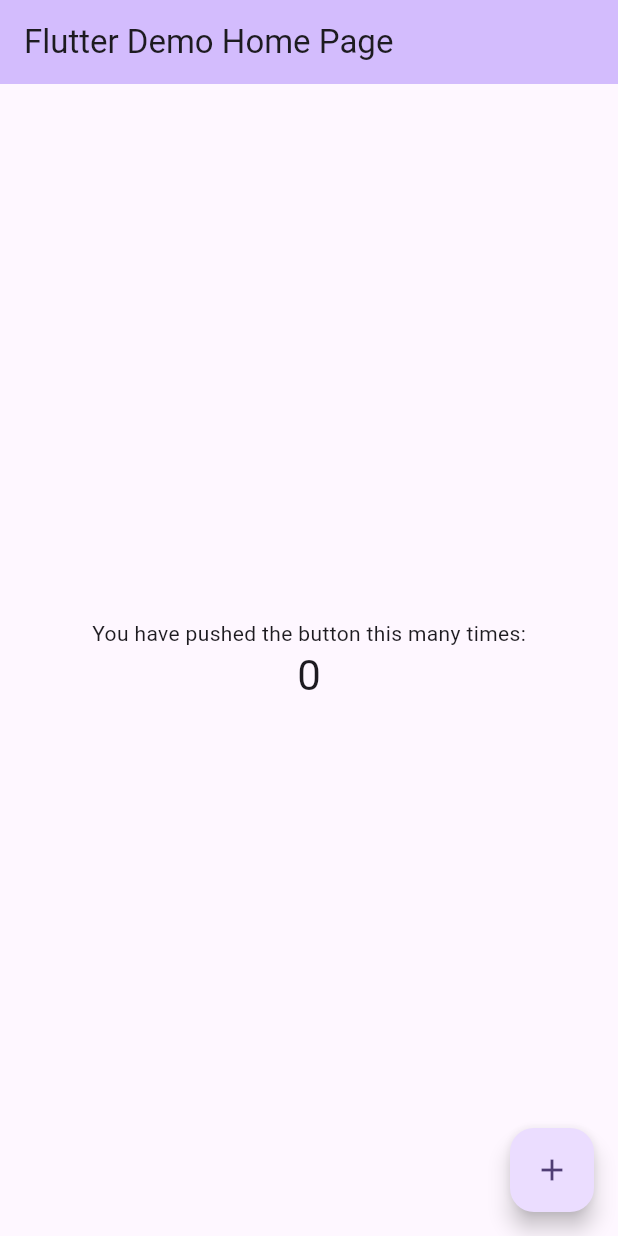
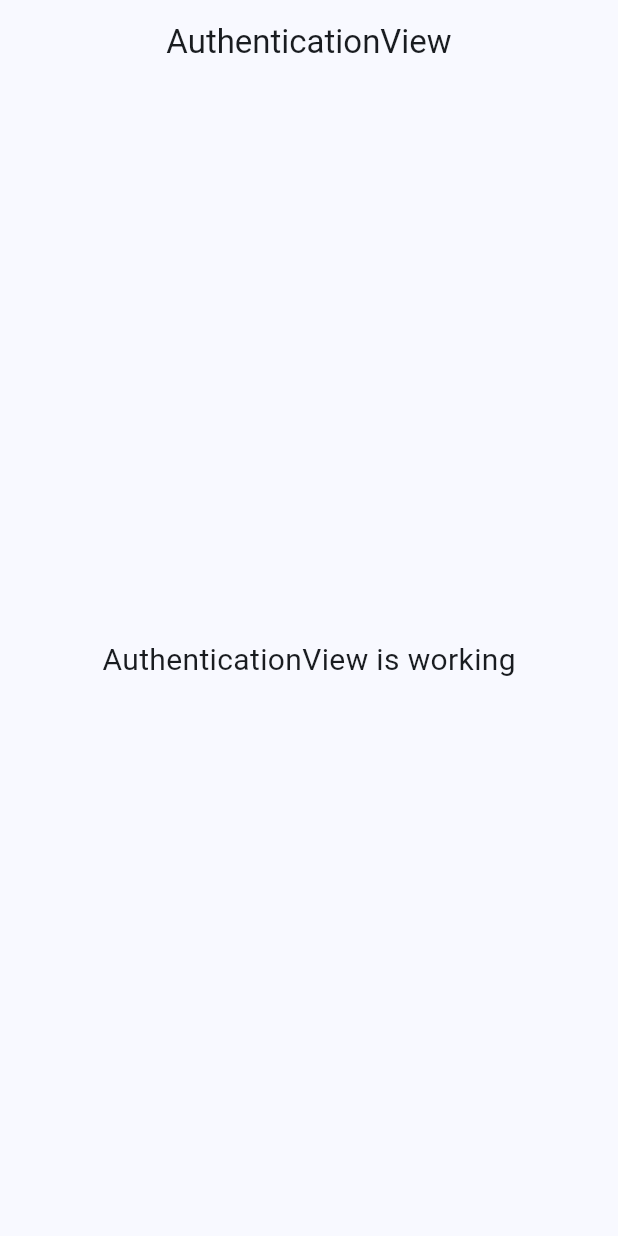
Before and after one commit to RaihanRafi01/Solar_SCM, a Flutter app: the screen it shows after launch, on a phone screen of 412 x 824 dp. Run offline on Flutter 3.47's test engine with Material 3 defaults, Android fonts, the phone set to English and light mode, and no system bars; our stand-ins replace get.

```diff
--- a/analysis_options.yaml
+++ b/analysis_options.yaml
@@ -23,6 +23,3 @@ linter:
   rules:
     # avoid_print: false  # Uncomment to disable the `avoid_print` rule
     # prefer_single_quotes: true  # Uncomment to enable the `prefer_single_quotes` rule
-
-# Additional information about this file can be found at
-# https://dart.dev/guides/language/analysis-options
--- /dev/null
+++ b/lib/app/core/bindings/initial_binding.dart
@@ -0,0 +1,12 @@
+import 'package:get/get.dart';
+
+/// Initial binding for the application
+/// This binding is responsible for initializing dependencies
+/// that need to be available throughout the app lifecycle
+class InitialBinding extends Bindings {
+  @override
+  void dependencies() {
+    // Initialize basic dependencies here
+    // Example: Get.put<ServiceName>(ServiceImplementation());
+  }
+}
--- /dev/null
+++ b/lib/app/core/themes/app_colors.dart
@@ -0,0 +1,73 @@
+import 'package:flutter/material.dart';
+
+/// App Colors
+///
+/// Color palette for scube_task
+/// Generated by Gexd CLI
+class AppColors {
+  AppColors._();
+
+  // Primary Colors
+  static const Color primary = Color(0xFF2196F3);
+  static const Color primaryLight = Color(0xFF64B5F6);
+  static const Color primaryDark = Color(0xFF1976D2);
+
+  // Secondary Colors
+  static const Color secondary = Color(0xFF03DAC6);
+  static const Color secondaryLight = Color(0xFF66FFF9);
+  static const Color secondaryDark = Color(0xFF00A896);
+
+  // Neutral Colors
+  static const Color background = Color(0xFFFAFAFA);
+  static const Color surface = Color(0xFFFFFFFF);
+  static const Color onBackground = Color(0xFF1C1B1F);
+  static const Color onSurface = Color(0xFF1C1B1F);
+
+  // Text Colors
+  static const Color textPrimary = Color(0xFF212121);
+  static const Color textSecondary = Color(0xFF757575);
+  static const Color textHint = Color(0xFFBDBDBD);
+
+  // Status Colors
+  static const Color success = Color(0xFF4CAF50);
+  static const Color warning = Color(0xFFFF9800);
+  static const Color error = Color(0xFFF44336);
+  static const Color info = Color(0xFF2196F3);
+
+  // Custom Colors for scube_task
+  static const Color accent = Color(0xFFE91E63);
+  static const Color border = Color(0xFFE0E0E0);
+  static const Color divider = Color(0xFFBDBDBD);
+
+  // Dark Theme Colors
+  static const Color darkBackground = Color(0xFF121212);
+  static const Color darkSurface = Color(0xFF1E1E1E);
+  static const Color darkOnBackground = Color(0xFFE1E1E1);
+  static const Color darkOnSurface = Color(0xFFE1E1E1);
+
+  // Gradient Colors
+  static const LinearGradient primaryGradient = LinearGradient(
+    colors: [primary, primaryDark],
+    begin: Alignment.topLeft,
+    end: Alignment.bottomRight,
+  );
+
+  static const LinearGradient secondaryGradient = LinearGradient(
+    colors: [secondary, secondaryDark],
+    begin: Alignment.topLeft,
+    end: Alignment.bottomRight,
+  );
+
+  /// Get color with opacity
+  static Color withOpacity(Color color, double opacity) {
+    return color.withValues(alpha: opacity);
+  }
+
+  /// Get color from hex
+  static Color fromHex(String hexString) {
+    final buffer = StringBuffer();
+    if (hexString.length == 6 || hexString.length == 7) buffer.write('ff');
+    buffer.write(hexString.replaceFirst('#', ''));
+    return Color(int.parse(buffer.toString(), radix: 16));
+  }
+}
--- /dev/null
+++ b/lib/app/core/themes/app_theme.dart
@@ -0,0 +1,124 @@
+import 'package:flutter/material.dart';
+import 'app_colors.dart';
+
+/// App Theme
+///
+/// Theme configuration for scube_task
+/// Generated by Gexd CLI
+class AppTheme {
+  AppTheme._();
+
+  /// Light Theme
+  static ThemeData get lightTheme {
+    return ThemeData(
+      useMaterial3: true,
+      brightness: Brightness.light,
+
+      // Color Scheme
+      colorScheme: ColorScheme.fromSeed(
+        seedColor: AppColors.primary,
+        brightness: Brightness.light,
+      ),
+
+      // App Bar Theme
+      appBarTheme: const AppBarTheme(
+        centerTitle: true,
+        elevation: 0,
+        scrolledUnderElevation: 1,
+      ),
+
+      // Card Theme
+      cardTheme: CardThemeData(
+        elevation: 2,
+        shape: RoundedRectangleBorder(borderRadius: BorderRadius.circular(12)),
+      ),
+
+      // Elevated Button Theme
+      elevatedButtonTheme: ElevatedButtonThemeData(
+        style: ElevatedButton.styleFrom(
+          padding: const EdgeInsets.symmetric(horizontal: 24, vertical: 12),
+          shape: RoundedRectangleBorder(borderRadius: BorderRadius.circular(8)),
+        ),
+      ),
+
+      // Outlined Button Theme
+      outlinedButtonTheme: OutlinedButtonThemeData(
+        style: OutlinedButton.styleFrom(
+          padding: const EdgeInsets.symmetric(horizontal: 24, vertical: 12),
+          shape: RoundedRectangleBorder(borderRadius: BorderRadius.circular(8)),
+        ),
+      ),
+
+      // Input Decoration Theme
+      inputDecorationTheme: InputDecorationTheme(
+        border: OutlineInputBorder(borderRadius: BorderRadius.circular(8)),
+        contentPadding: const EdgeInsets.symmetric(
+          horizontal: 16,
+          vertical: 12,
+        ),
+      ),
+
+      // Floating Action Button Theme
+      floatingActionButtonTheme: const FloatingActionButtonThemeData(
+        elevation: 4,
+      ),
+    );
+  }
+
+  /// Dark Theme
+  static ThemeData get darkTheme {
+    return ThemeData(
+      useMaterial3: true,
+      brightness: Brightness.dark,
+
+      // Color Scheme
+      colorScheme: ColorScheme.fromSeed(
+        seedColor: AppColors.primary,
+        brightness: Brightness.dark,
+      ),
+
+      // App Bar Theme
+      appBarTheme: const AppBarTheme(
+        centerTitle: true,
+        elevation: 0,
+        scrolledUnderElevation: 1,
+      ),
+
+      // Card Theme
+      cardTheme: CardThemeData(
+        elevation: 2,
+        shape: RoundedRectangleBorder(borderRadius: BorderRadius.circular(12)),
+      ),
+
+      // Elevated Button Theme
+      elevatedButtonTheme: ElevatedButtonThemeData(
+        style: ElevatedButton.styleFrom(
+          padding: const EdgeInsets.symmetric(horizontal: 24, vertical: 12),
+          shape: RoundedRectangleBorder(borderRadius: BorderRadius.circular(8)),
+        ),
+      ),
+
+      // Outlined Button Theme
+      outlinedButtonTheme: OutlinedButtonThemeData(
+        style: OutlinedButton.styleFrom(
+          padding: const EdgeInsets.symmetric(horizontal: 24, vertical: 12),
+          shape: RoundedRectangleBorder(borderRadius: BorderRadius.circular(8)),
+        ),
+      ),
+
+      // Input Decoration Theme
+      inputDecorationTheme: InputDecorationTheme(
+        border: OutlineInputBorder(borderRadius: BorderRadius.circular(8)),
+        contentPadding: const EdgeInsets.symmetric(
+          horizontal: 16,
+          vertical: 12,
+        ),
+      ),
+
+      // Floating Action Button Theme
+      floatingActionButtonTheme: const FloatingActionButtonThemeData(
+        elevation: 4,
+      ),
+    );
+  }
+}
--- /dev/null
+++ b/lib/app/modules/authentication/bindings/authentication_binding.dart
@@ -0,0 +1,12 @@
+import 'package:get/get.dart';
+
+import '../controllers/authentication_controller.dart';
+
+class AuthenticationBinding extends Bindings {
+  @override
+  void dependencies() {
+    Get.lazyPut<AuthenticationController>(
+      () => AuthenticationController(),
+    );
+  }
+}
--- /dev/null
+++ b/lib/app/modules/authentication/controllers/authentication_controller.dart
@@ -0,0 +1,23 @@
+import 'package:get/get.dart';
+
+class AuthenticationController extends GetxController {
+  //TODO: Implement AuthenticationController
+
+  final count = 0.obs;
+  @override
+  void onInit() {
+    super.onInit();
+  }
+
+  @override
+  void onReady() {
+    super.onReady();
+  }
+
+  @override
+  void onClose() {
+    super.onClose();
+  }
+
+  void increment() => count.value++;
+}
--- /dev/null
+++ b/lib/app/modules/authentication/views/authentication_view.dart
@@ -0,0 +1,24 @@
+import 'package:flutter/material.dart';
+
+import 'package:get/get.dart';
+
+import '../controllers/authentication_controller.dart';
+
+class AuthenticationView extends GetView<AuthenticationController> {
+  const AuthenticationView({super.key});
+  @override
+  Widget build(BuildContext context) {
+    return Scaffold(
+      appBar: AppBar(
+        title: const Text('AuthenticationView'),
+        centerTitle: true,
+      ),
+      body: const Center(
+        child: Text(
+          'AuthenticationView is working',
+          style: TextStyle(fontSize: 20),
+        ),
+      ),
+    );
+  }
+}
--- /dev/null
+++ b/lib/app/modules/scm/bindings/scm_binding.dart
@@ -0,0 +1,12 @@
+import 'package:get/get.dart';
+
+import '../controllers/scm_controller.dart';
+
+class ScmBinding extends Bindings {
+  @override
+  void dependencies() {
+    Get.lazyPut<ScmController>(
+      () => ScmController(),
+    );
+  }
+}
--- /dev/null
+++ b/lib/app/modules/scm/controllers/scm_controller.dart
@@ -0,0 +1,23 @@
+import 'package:get/get.dart';
+
+class ScmController extends GetxController {
+  //TODO: Implement ScmController
+
+  final count = 0.obs;
+  @override
+  void onInit() {
+    super.onInit();
+  }
+
+  @override
+  void onReady() {
+    super.onReady();
+  }
+
+  @override
+  void onClose() {
+    super.onClose();
+  }
+
+  void increment() => count.value++;
+}
--- /dev/null
+++ b/lib/app/modules/scm/views/scm_view.dart
@@ -0,0 +1,24 @@
+import 'package:flutter/material.dart';
+
+import 'package:get/get.dart';
+
+import '../controllers/scm_controller.dart';
+
+class ScmView extends GetView<ScmController> {
+  const ScmView({super.key});
+  @override
+  Widget build(BuildContext context) {
+    return Scaffold(
+      appBar: AppBar(
+        title: const Text('ScmView'),
+        centerTitle: true,
+      ),
+      body: const Center(
+        child: Text(
+          'ScmView is working',
+          style: TextStyle(fontSize: 20),
+        ),
+      ),
+    );
+  }
+}
--- /dev/null
+++ b/lib/app/routes/app_pages.dart
@@ -0,0 +1,29 @@
+import 'package:get/get.dart';
+import '../modules/authentication/bindings/authentication_binding.dart';
+import '../modules/authentication/views/authentication_view.dart';
+import '../modules/scm/bindings/scm_binding.dart';
+import '../modules/scm/views/scm_view.dart';
+
+part 'app_routes.dart';
+
+/// Application Pages & Routes
+class AppPages {
+  AppPages._();
+
+  /// Initial route
+  static const INITIAL = Routes.AUTHENTICATION;
+
+  /// All application routes
+  static final routes = <GetPage>[
+    GetPage(
+      name: _Paths.SCM,
+      page: () => const ScmView(),
+      binding: ScmBinding(),
+    ),
+    GetPage(
+      name: _Paths.AUTHENTICATION,
+      page: () => const AuthenticationView(),
+      binding: AuthenticationBinding(),
+    ),
+  ];
+}
--- /dev/null
+++ b/lib/app/routes/app_routes.dart
@@ -0,0 +1,17 @@
+part of 'app_pages.dart';
+// DO NOT EDIT. This is code generated via package:gexd/gexd.dart
+// ignore_for_file: constant_identifier_names
+
+/// Public routes (use inside your app)
+abstract class Routes {
+  Routes._();
+  static const SCM = _Paths.SCM;
+  static const AUTHENTICATION = _Paths.AUTHENTICATION;
+}
+
+/// Internal route paths (implementation detail)
+abstract class _Paths {
+  _Paths._();
+  static const SCM = '/scm';
+  static const AUTHENTICATION = '/authentication';
+}
--- a/lib/main.dart
+++ b/lib/main.dart
@@ -1,122 +1,47 @@
 import 'package:flutter/material.dart';
+import 'package:get/get.dart';
+import 'package:scube_task/app/core/bindings/initial_binding.dart';
+import 'package:scube_task/app/core/themes/app_theme.dart';
+import 'package:scube_task/app/routes/app_pages.dart';
 
 void main() {
-  runApp(const MyApp());
+  runApp(const MainApp());
 }
 
-class MyApp extends StatelessWidget {
-  const MyApp({super.key});
+/// Main Application Widget
+class MainApp extends StatelessWidget {
+  const MainApp({super.key});
 
-  // This widget is the root of your application.
   @override
   Widget build(BuildContext context) {
-    return MaterialApp(
-      title: 'Flutter Demo',
-      theme: ThemeData(
-        // This is the theme of your application.
-        //
-        // TRY THIS: Try running your application with "flutter run". You'll see
-        // the application has a purple toolbar. Then, without quitting the app,
-        // try changing the seedColor in the colorScheme below to Colors.green
-        // and then invoke "hot reload" (save your changes or press the "hot
-        // reload" button in a Flutter-supported IDE, or press "r" if you used
-        // the command line to start the app).
-        //
-        // Notice that the counter didn't reset back to zero; the application
-        // state is not lost during the reload. To reset the state, use hot
-        // restart instead.
-        //
-        // This works for code too, not just values: Most code changes can be
-        // tested with just a hot reload.
-        colorScheme: ColorScheme.fromSeed(seedColor: Colors.deepPurple),
-      ),
-      home: const MyHomePage(title: 'Flutter Demo Home Page'),
+    return GetMaterialApp(
+      title: 'scube_task',
+
+      // Theme configuration
+      theme: AppTheme.lightTheme,
+      darkTheme: AppTheme.darkTheme,
+      themeMode: ThemeMode.system,
+
+      // Navigation configuration
+      initialRoute: AppPages.INITIAL,
+      getPages: AppPages.routes,
+
+      // Global bindings
+      initialBinding: InitialBinding(),
+
+      // App configuration
+      debugShowCheckedModeBanner: false,
+      enableLog: true,
+
+      // Localization (uncomment if needed)
+      // locale: const Locale('en', 'US'),
+      // translations: AppTranslations(),
+
+      // Global middlewares
+      routingCallback: (routing) {
+        // Add global route logging or analytics here
+        debugPrint('[Navigation] ${routing?.current}');
+      },
     );
   }
 }
-
-class MyHomePage extends StatefulWidget {
-  const MyHomePage({super.key, required this.title});
-
-  // This widget is the home page of your application. It is stateful, meaning
-  // that it has a State object (defined below) that contains fields that affect
-  // how it looks.
-
-  // This class is the configuration for the state. It holds the values (in this
-  // case the title) provided by the parent (in this case the App widget) and
-  // used by the build method of the State. Fields in a Widget subclass are
-  // always marked "final".
-
-  final String title;
-
-  @override
-  State<MyHomePage> createState() => _MyHomePageState();
-}
-
-class _MyHomePageState extends State<MyHomePage> {
-  int _counter = 0;
-
-  void _incrementCounter() {
-    setState(() {
-      // This call to setState tells the Flutter framework that something has
-      // changed in this State, which causes it to rerun the build method below
-      // so that the display can reflect the updated values. If we changed
-      // _counter without calling setState(), then the build method would not be
-      // called again, and so nothing would appear to happen.
-      _counter++;
-    });
-  }
-
-  @override
-  Widget build(BuildContext context) {
-    // This method is rerun every time setState is called, for instance as done
-    // by the _incrementCounter method above.
-    //
-    // The Flutter framework has been optimized to make rerunning build methods
-    // fast, so that you can just rebuild anything that needs updating rather
-    // than having to individually change instances of widgets.
-    return Scaffold(
-      appBar: AppBar(
-        // TRY THIS: Try changing the color here to a specific color (to
-        // Colors.amber, perhaps?) and trigger a hot reload to see the AppBar
-        // change color while the other colors stay the same.
-        backgroundColor: Theme.of(context).colorScheme.inversePrimary,
-        // Here we take the value from the MyHomePage object that was created by
-        // the App.build method, and use it to set our appbar title.
-        title: Text(widget.title),
-      ),
-      body: Center(
-        // Center is a layout widget. It takes a single child and positions it
-        // in the middle of the parent.
-        child: Column(
-          // Column is also a layout widget. It takes a list of children and
-          // arranges them vertically. By default, it sizes itself to fit its
-          // children horizontally, and tries to be as tall as its parent.
-          //
-          // Column has various properties to control how it sizes itself and
-          // how it positions its children. Here we use mainAxisAlignment to
-          // center the children vertically; the main axis here is the vertical
-          // axis because Columns are vertical (the cross axis would be
-          // horizontal).
-          //
-          // TRY THIS: Invoke "debug painting" (choose the "Toggle Debug Paint"
-          // action in the IDE, or press "p" in the console), to see the
-          // wireframe for each widget.
-          mainAxisAlignment: MainAxisAlignment.center,
-          children: <Widget>[
-            const Text('You have pushed the button this many times:'),
-            Text(
-              '$_counter',
-              style: Theme.of(context).textTheme.headlineMedium,
-            ),
-          ],
-        ),
-      ),
-      floatingActionButton: FloatingActionButton(
-        onPressed: _incrementCounter,
-        tooltip: 'Increment',
-        child: const Icon(Icons.add),
-      ), // This trailing comma makes auto-formatting nicer for build methods.
-    );
-  }
-}
```
Also changed, not shown: pubspec.yaml (+19 -5 lines), .gexd/config.yaml (added), pubspec.lock, 3 other files.
